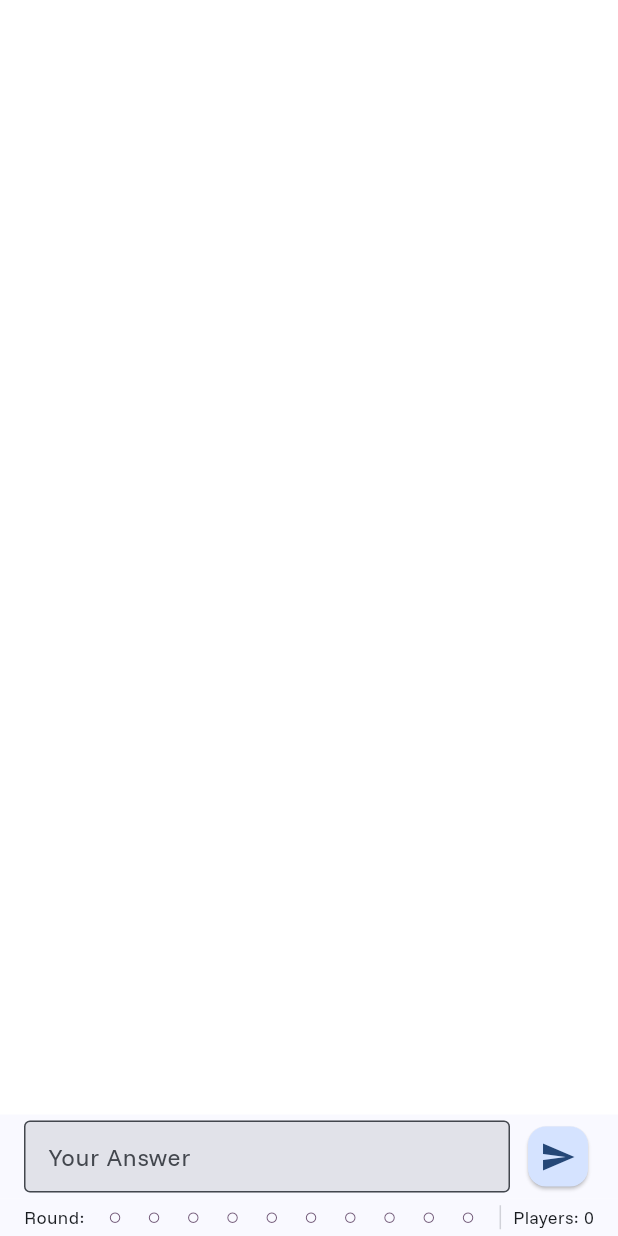
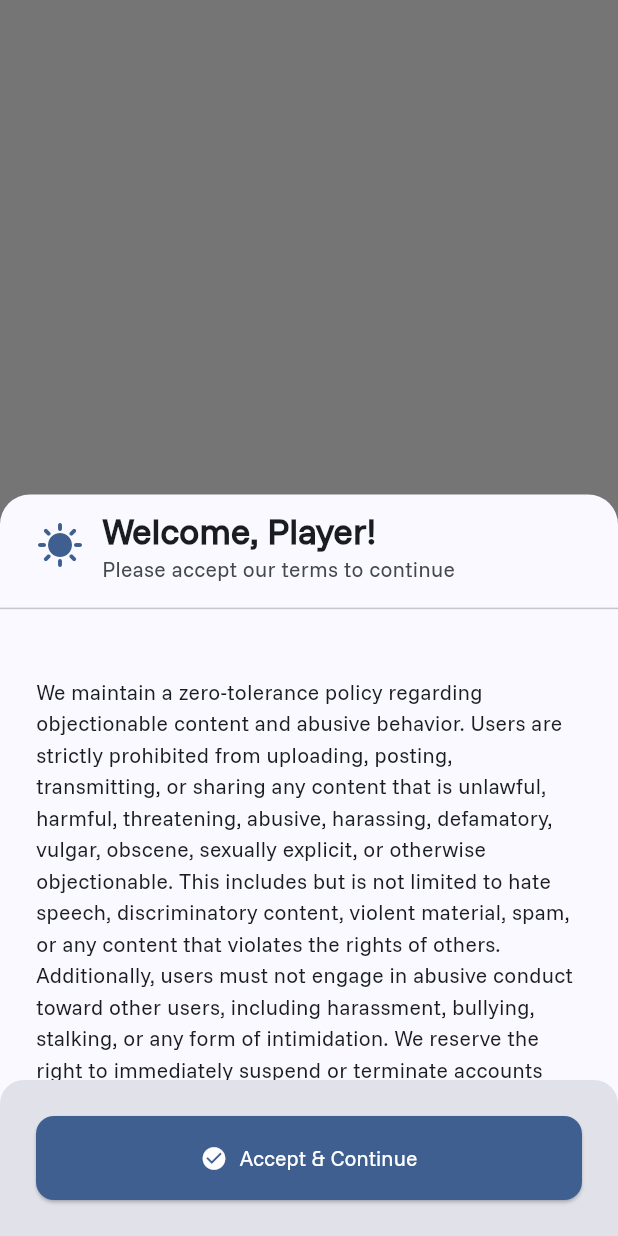
Before and after one commit to ksvslk/trivia-player, a Flutter app: the TriviaChat screen opened directly, on a phone screen of 412 x 824 dp. Run offline on Flutter 3.47's test engine with Material 3 defaults, Android fonts, the light colour scheme and no system bars; our stand-ins replace cached_network_image, cloud_firestore, firebase_auth, firebase_core, firebase_database, firebase_messaging and 8 more; missing offline and left inert: app_tracking_transparency, firebase_app_check, flutter_soloud, games_services, purchases_flutter, real_volume; accounts and stored records are empty.

Commit message:
Add eula

```diff
--- /dev/null
+++ b/lib/chat_page/eula_bottomsheet.dart
@@ -0,0 +1,179 @@
+import 'dart:io';
+
+import 'package:flutter/material.dart';
+import 'package:flutter/gestures.dart';
+import 'package:operation_veritas/constants.dart';
+import 'package:url_launcher/url_launcher.dart';
+
+class EulaBottomSheet extends StatelessWidget {
+  final VoidCallback onAccept;
+
+  const EulaBottomSheet({super.key, required this.onAccept});
+
+  /// Launches a given URL in the external application.
+  Future<void> _launchUrl(String url) async {
+    final Uri uri = Uri.parse(url);
+    if (!await launchUrl(uri, mode: LaunchMode.externalApplication)) {
+      debugPrint('Could not launch $url');
+    }
+  }
+
+  @override
+  Widget build(BuildContext context) {
+    final colorScheme = Theme.of(context).colorScheme;
+    final textTheme = Theme.of(context).textTheme;
+
+    return LayoutBuilder(
+      builder: (context, constraints) {
+        final bool isLargeScreen = constraints.maxWidth > 600;
+        final double contentMaxWidth = isLargeScreen ? 600 : double.infinity;
+
+        return ConstrainedBox(
+          constraints: BoxConstraints(
+            maxHeight: MediaQuery.of(context).size.height * 0.6,
+            maxWidth: contentMaxWidth,
+          ),
+          child: Container(
+            decoration: BoxDecoration(
+              color: colorScheme.surface,
+              borderRadius: const BorderRadius.only(
+                topLeft: Radius.circular(20),
+                topRight: Radius.circular(20),
+              ),
+            ),
+            child: Column(
+              crossAxisAlignment: CrossAxisAlignment.stretch,
+              children: [
+                // Header
+                Padding(
+                  padding: const EdgeInsets.symmetric(
+                    horizontal: 24,
+                    vertical: 8,
+                  ),
+                  child: Row(
+                    children: [
+                      Icon(
+                        Icons.sunny,
+                        color: colorScheme.primary,
+                        size: 32,
+                      ),
+                      const SizedBox(width: 12),
+                      Expanded(
+                        child: Column(
+                          crossAxisAlignment: CrossAxisAlignment.start,
+                          children: [
+                            Text(
+                              'Welcome, Player!',
+                              style: textTheme.headlineSmall?.copyWith(
+                                fontWeight: FontWeight.bold,
+                              ),
+                            ),
+                            Text(
+                              'Please accept our terms to continue',
+                              style: textTheme.bodyMedium?.copyWith(
+                                color: colorScheme.onSurfaceVariant,
+                              ),
+                            ),
+                          ],
+                        ),
+                      ),
+                    ],
+                  ),
+                ),
+
+                const Divider(),
+
+                // Scrollable content (EULA text)
+                Expanded(
+                  child: SingleChildScrollView(
+                    padding: const EdgeInsets.symmetric(
+                      horizontal: 24,
+                      vertical: 16,
+                    ),
+                    child: RichText(
+                      text: TextSpan(
+                        style: textTheme.bodyMedium?.copyWith(
+                          color: colorScheme.onSurface,
+                          height: 1.5,
+                        ),
+                        children: [
+                          if (Platform.isIOS || Platform.isMacOS) ...[
+                            TextSpan(
+                              text: 'End User License Agreement (EULA)',
+                              style: TextStyle(
+                                color: colorScheme.primary,
+                                decoration: TextDecoration.underline,
+                                fontWeight: FontWeight.w500,
+                              ),
+                              recognizer: TapGestureRecognizer()
+                                ..onTap = () => _launchUrl(C.eulaAppleLink),
+                            ),
+                            const TextSpan(
+                              text: '\n\nIncluding but not limited to:\n',
+                            ),
+                          ],
+                          TextSpan(
+                            text:
+                                '${!Platform.isAndroid ? '\n' : ''}We maintain a zero-tolerance policy regarding objectionable content and abusive behavior. Users are strictly prohibited from uploading, posting, transmitting, or sharing any content that is unlawful, harmful, threatening, abusive, harassing, defamatory, vulgar, obscene, sexually explicit, or otherwise objectionable. This includes but is not limited to hate speech, discriminatory content, violent material, spam, or any content that violates the rights of others. Additionally, users must not engage in abusive conduct toward other users, including harassment, bullying, stalking, or any form of intimidation. We reserve the right to immediately suspend or terminate accounts and remove content without prior notice. Users who violate this policy will face permanent account suspension and forfeit any right to refunds for paid services, subscriptions, or purchases. No refunds, credits, or compensation will be provided to users whose accounts are terminated for violations of this policy. Violating users may also be reported to appropriate authorities and may be held liable for any damages resulting from their actions.\n',
+                          ),
+                          const TextSpan(
+                            style: TextStyle(fontWeight: FontWeight.bold),
+                            text:
+                                '\nSee bad behavior?\nTap their icon to report or block.\nEnjoy!\n',
+                          ),
+                        ],
+                      ),
+                    ),
+                  ),
+                ),
+
+                // Bottom action area
+                Container(
+                  padding: const EdgeInsets.all(24),
+                  decoration: BoxDecoration(
+                    color: colorScheme.surfaceContainerHighest,
+                    borderRadius: const BorderRadius.only(
+                      topLeft: Radius.circular(16),
+                      topRight: Radius.circular(16),
+                    ),
+                  ),
+                  child: SafeArea(
+                    child: ElevatedButton.icon(
+                      onPressed: onAccept,
+                      icon: const Icon(Icons.check_circle),
+                      label: const Text('Accept & Continue'),
+                      style: ElevatedButton.styleFrom(
+                        backgroundColor: colorScheme.primary,
+                        foregroundColor: colorScheme.onPrimary,
+                        padding: const EdgeInsets.symmetric(vertical: 16),
+                        shape: RoundedRectangleBorder(
+                          borderRadius: BorderRadius.circular(12),
+                        ),
+                        minimumSize: const Size(double.infinity, 56),
+                      ),
+                    ),
+                  ),
+                ),
+              ],
+            ),
+          ),
+        );
+      },
+    );
+  }
+
+  static void show(BuildContext context, {required VoidCallback onAccept}) {
+    showGeneralDialog(
+      context: context,
+      barrierDismissible: false,
+      barrierColor: Colors.black54, // Optional dim background
+      transitionDuration: Duration.zero, // 🔑 No animation
+      pageBuilder: (context, animation, secondaryAnimation) {
+        return Align(
+          alignment: Alignment.bottomCenter,
+          child: EulaBottomSheet(onAccept: onAccept),
+        );
+      },
+    );
+  }
+}
--- a/lib/chat_page/trivia_chat.dart
+++ b/lib/chat_page/trivia_chat.dart
@@ -3,6 +3,7 @@ import 'package:logging/logging.dart';
 import 'package:operation_veritas/audio/audio_controller.dart';
 import 'package:operation_veritas/audio/sounds.dart';
 import 'package:operation_veritas/change_notifier/stats_service.dart';
+import 'package:operation_veritas/chat_page/eula_bottomsheet.dart';
 import 'package:operation_veritas/chat_page/footer_info.dart';
 import 'package:operation_veritas/chat_page/message_input.dart';
 import 'package:operation_veritas/chat_page/message_list_view.dart';
@@ -10,6 +11,7 @@ import 'package:operation_veritas/chat_page/question_time_progress.dart';
 import 'package:operation_veritas/change_notifier/banner_message_visibility.dart';
 import 'package:operation_veritas/change_notifier/trivia_service.dart';
 import 'package:operation_veritas/l10n/app_localizations.dart';
+import 'package:operation_veritas/persistence/settings_controller.dart';
 import 'package:provider/provider.dart';
 
 class TriviaChat extends StatefulWidget {
@@ -20,13 +22,24 @@ class TriviaChat extends StatefulWidget {
 }
 
 class _TriviaChatState extends State<TriviaChat> {
-
   final TextEditingController _controller = TextEditingController();
   final ScrollController _scrollController = ScrollController();
 
   @override
   void initState() {
     super.initState();
+    WidgetsBinding.instance.addPostFrameCallback((_) {
+    final settingsController = context.read<SettingsController>();
+    if (!settingsController.isEulaAccepted) {
+      EulaBottomSheet.show(
+        context,
+        onAccept: () {
+          Navigator.pop(context);
+          settingsController.setEulaAccepted();
+        },
+      );
+    }
+  });
   }
 
   @override
@@ -111,8 +124,7 @@ class _TriviaChatState extends State<TriviaChat> {
 
                 // Question time progress
                 if (triviaService.getActiveQuestion != null &&
-                          triviaService.getActiveQuestion!.messageType ==
-                              'question')
+                    triviaService.getActiveQuestion!.messageType == 'question')
                   QuestionTimeProgress(
                     message: triviaService.getActiveQuestion!,
                   ),
--- a/lib/constants.dart
+++ b/lib/constants.dart
@@ -7,4 +7,6 @@ class C {
   static const String rewardedAdsIntervalTag = "REWARDED_ADS_INTERVAL";
   static const String lockTimeLimitSecondsTag = "LOCK_TIME_SECONDS";
   static const String debugVersionTag = "DEBUG_VERSION";
+  static const String eulaAppleLink = "https://www.indest.ee/eula/";
+  static const String privacyLink = "https://www.indest.ee/privacy-policy/";
 }
--- a/lib/menus/info_display.dart
+++ b/lib/menus/info_display.dart
@@ -3,6 +3,7 @@ import 'dart:io';
 import 'package:flutter/material.dart';
 import 'package:operation_veritas/auth_services/auth_controller.dart';
 import 'package:operation_veritas/change_notifier/stats_service.dart';
+import 'package:operation_veritas/constants.dart';
 import 'package:operation_veritas/l10n/app_localizations.dart';
 import 'package:package_info_plus/package_info_plus.dart';
 import 'package:provider/provider.dart';
@@ -94,7 +95,7 @@ class _InfoDisplayState extends State<InfoDisplay> {
               if ((Platform.isIOS || Platform.isMacOS)) ...[
                 InkWell(
                   onTap: () => _launchUrl(
-                    'https://www.apple.com/legal/internet-services/itunes/dev/stdeula/',
+                    C.eulaAppleLink,
                   ),
                   child: Text(
                     'Terms of Use',
@@ -117,7 +118,7 @@ class _InfoDisplayState extends State<InfoDisplay> {
               ],
               InkWell(
                 onTap: () =>
-                    _launchUrl('https://www.indest.ee/privacy-policy/'),
+                    _launchUrl(C.privacyLink),
                 child: Text(
                   'Privacy Policy',
                   style: TextStyle(
--- a/lib/persistence/local_storage_settings_persistence.dart
+++ b/lib/persistence/local_storage_settings_persistence.dart
@@ -147,4 +147,16 @@ class LocalStorageSettingsPersistence extends SettingsPersistence {
     await prefs.setInt('roundsWithoutAds', 0);
   }
 
+  @override
+  Future<bool> getEulaAccepted() async {
+    final prefs = await instanceFuture;
+    return prefs.getBool('eulaAccepted') ?? false;
+  }
+
+  @override
+  Future<void> setEulaAccepted() async {
+    final prefs = await instanceFuture;
+    await prefs.setBool('eulaAccepted', true);
+  }
+
 }
--- a/lib/persistence/settings_controller.dart
+++ b/lib/persistence/settings_controller.dart
@@ -22,6 +22,7 @@ class SettingsController {
   ValueNotifier<bool> soundsOn = ValueNotifier(false);
   ValueNotifier<int> seedColor = ValueNotifier(C.defaultThemeColor.toARGB32());
   ValueNotifier<bool> isBlockedExpanded = ValueNotifier(false);
+  bool isEulaAccepted = false;
   ValueNotifier<bool> isColorsExpanded = ValueNotifier(false);
   ValueNotifier<int> lockTimeEnd = ValueNotifier(0);
   ValueNotifier<String> formattedTimeLeft = ValueNotifier("00:00");
@@ -45,6 +46,9 @@ class SettingsController {
       _persistence
           .getColorsExpanded()
           .then((value) => isColorsExpanded.value = value),
+      _persistence
+          .getEulaAccepted()
+          .then((value) => isEulaAccepted = value),
       _persistence.getLockTimeEnd().then((value) => lockTimeEnd.value = value)
     ]);
     _log.info("loadStateFromPersistence");
@@ -68,6 +72,11 @@ class SettingsController {
 
   Future<void> saveBlockedExpanded(bool expanded) async {
     _persistence.saveBlockedExpanded(expanded);
+  }
+
+  Future<void> setEulaAccepted() async {
+    isEulaAccepted = true;
+    _persistence.setEulaAccepted();
   }
 
   Future<void> saveColorsExpanded(bool expanded) async {
--- a/lib/persistence/settings_persistence.dart
+++ b/lib/persistence/settings_persistence.dart
@@ -8,6 +8,7 @@
 /// local preferences to cloud-based solutions.
 abstract class SettingsPersistence {
   Future<bool> getBlockedExpanded();
+  Future<bool> getEulaAccepted();
   Future<bool> getColorsExpanded();
   Future<bool> getSoundsOn();
   Future<int> getSeedColor();
@@ -15,6 +16,7 @@ abstract class SettingsPersistence {
   Future<Map<String, String>> getBanned();
 
   Future<void> saveBlockedExpanded(bool value);
+  Future<void> setEulaAccepted();
   Future<void> saveColorsExpanded(bool value);
   Future<void> saveSoundsOn(bool value);
   Future<void> saveSeedColor(int value);
@@ -29,4 +31,5 @@ abstract class SettingsPersistence {
   Future<void> increaseRoundsWithoutAds();
   Future<void> resetRoundsWithoutAds();
 
+
 }
--- a/pubspec.yaml
+++ b/pubspec.yaml
@@ -1,7 +1,7 @@
 name: operation_veritas
 description: "A new Flutter project."
 publish_to: 'none'
-version: 1.0.5+36
+version: 1.0.6+37
 
 environment:
   sdk: ^3.8.0
```
Also changed, not shown: 19 other files. Lines whose indentation alone changed are shown as unchanged.
